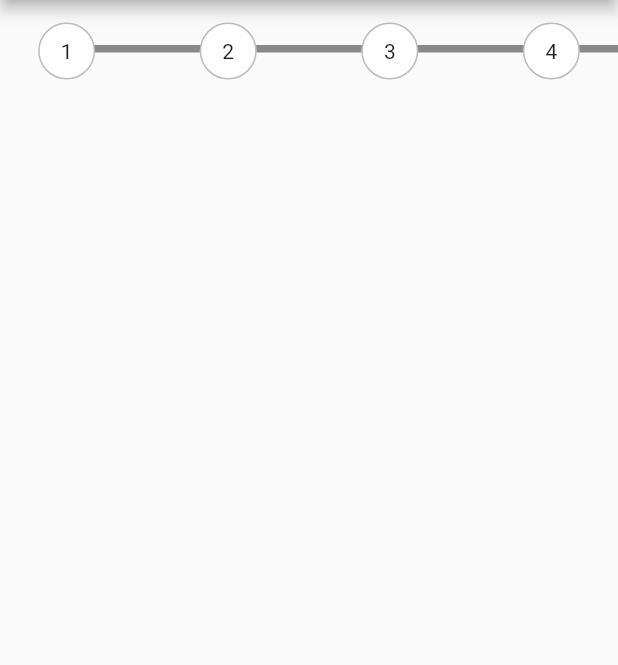
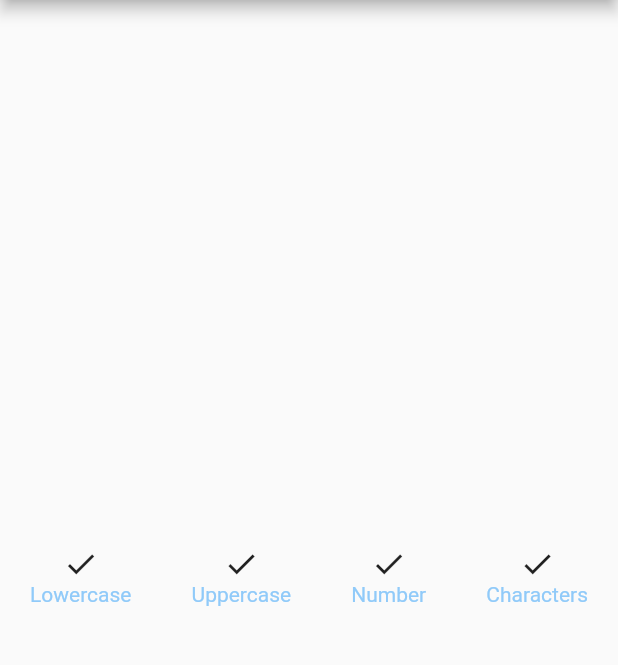
Before and after one commit to prgrm274/flutter_project, a Flutter app: the screen it shows after launch, on a phone screen of 412 x 824 dp, the part 84-749 px from its top. Run offline on Flutter 3.47's test engine with Material 2 defaults, Android fonts, the phone set to English and light mode, and no system bars.

Commit message:
row_aa1239

```diff
--- a/lib/presentation/my_app.dart
+++ b/lib/presentation/my_app.dart
@@ -1,8 +1,12 @@
 import 'package:flutter/material.dart';
 import 'package:project/presentation/pages/custom/row_circles.dart';
+import 'package:project/presentation/pages/screen3/row_aa1239.dart';
 
 class MyApp extends StatelessWidget {
   // This widget is the root of your application.
+
+  bool isCorrect = true;
+
   @override
   Widget build(BuildContext context) {
     return MaterialApp(
@@ -15,7 +19,8 @@ class MyApp extends StatelessWidget {
           title: Text('Screen 1'),
           backgroundColor: Colors.indigo,
         ),
-        body: RowCircles(),
+        body: RowAa1239(isCorrect: isCorrect,),
+        // body: RowCircles(),
         // body: Email1(),
       ),
     );
--- /dev/null
+++ b/lib/presentation/pages/screen3/row_aa1239.dart
@@ -0,0 +1,47 @@
+import 'package:flutter/material.dart';
+
+class RowAa1239 extends StatelessWidget {
+  var isCorrect = false;
+
+  RowAa1239({required this.isCorrect});
+
+  @override
+  Widget build(BuildContext context) {
+    return Container(
+      margin: const EdgeInsets.fromLTRB(20, 0, 20, 0),
+      child: Row(
+        mainAxisAlignment: MainAxisAlignment.spaceBetween,
+        children: [
+          _elemenKolom('a', 'Lowercase'),
+          _elemenKolom('A', 'Uppercase'),
+          _elemenKolom('123', 'Number'),
+          _elemenKolom('9+', 'Characters'),
+        ],
+      ),
+    );
+  }
+
+  Widget _elemenKolom(String teks, String casename) {
+    return Column(
+      mainAxisAlignment: MainAxisAlignment.center,
+      children: [
+        isCorrect
+        ? Icon(Icons.check)
+        : Text(
+          teks,
+          style: TextStyle(
+            fontSize: 32,
+            fontWeight: FontWeight.bold,
+            color: Colors.blue[200],
+          ),
+        ),
+        Text(
+          casename,
+          style: TextStyle(
+            color: Colors.blue[200],
+          ),
+        ),
+      ],
+    );
+  }
+}
```
